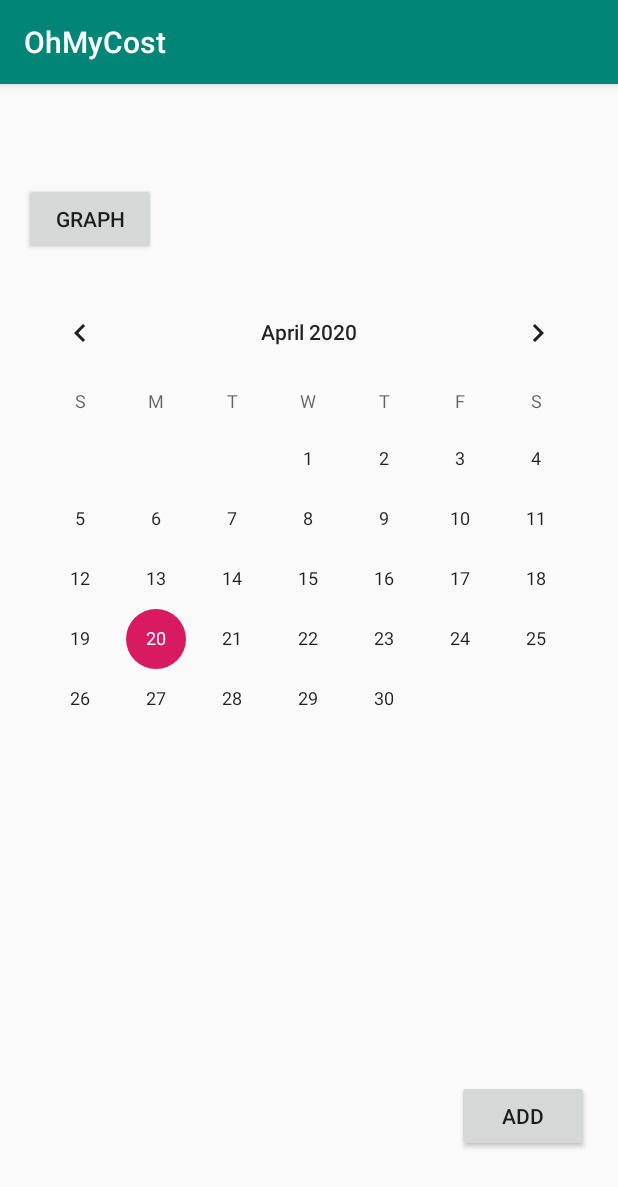
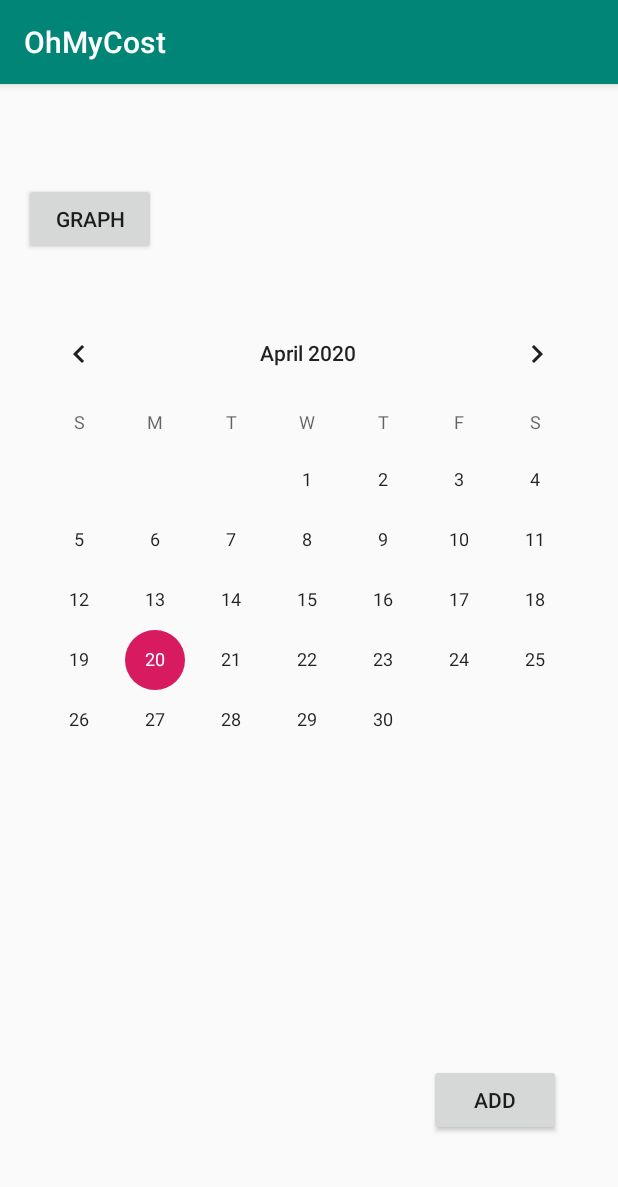
Before and after one commit to mymayy/OhMyCostProject, an Android app: the screen it shows after launch (MainActivity), on a phone screen of 412 x 824 dp. Shown: the top 1187 px of the screen. Run offline under Robolectric (Android 15) with nearby library versions, the phone set to English and light mode, and no system bars.

Commit message:
สามารถเพิ่มหมวดหมู่ค่าใช้จ่ายได้แล้ว

```diff
--- a/app/src/main/AndroidManifest.xml
+++ b/app/src/main/AndroidManifest.xml
@@ -9,7 +9,8 @@
         android:roundIcon="@mipmap/ic_launcher_round"
         android:supportsRtl="true"
         android:theme="@style/AppTheme">
-        <activity android:name=".EditPayActivity"></activity>
+        <activity android:name=".TypeActivity"></activity>
+        <activity android:name=".EditPayActivity" />
         <activity android:name=".ListPayActivity" />
         <activity android:name=".GraphActivity" />
         <activity android:name=".MainActivity">
@@ -19,7 +20,7 @@
                 <category android:name="android.intent.category.LAUNCHER" />
             </intent-filter>
         </activity>
-        <activity android:name=".AddActivity"></activity>
+        <activity android:name=".AddActivity" />
     </application>
 
 </manifest>
--- a/app/src/main/res/layout/activity_main.xml
+++ b/app/src/main/res/layout/activity_main.xml
@@ -25,10 +25,10 @@
         android:text="add"
         app:layout_constraintBottom_toBottomOf="parent"
         app:layout_constraintEnd_toEndOf="parent"
-        app:layout_constraintHorizontal_bias="0.941"
+        app:layout_constraintHorizontal_bias="0.882"
         app:layout_constraintStart_toStartOf="parent"
         app:layout_constraintTop_toTopOf="parent"
-        app:layout_constraintVertical_bias="0.922" />
+        app:layout_constraintVertical_bias="0.907" />
 
     <TextView
         android:id="@+id/Date"
@@ -41,7 +41,7 @@
         app:layout_constraintHorizontal_bias="0.498"
         app:layout_constraintStart_toStartOf="parent"
         app:layout_constraintTop_toTopOf="parent"
-        app:layout_constraintVertical_bias="0.025" />
+        app:layout_constraintVertical_bias="0.0" />
 
     <TextView
         android:id="@+id/payDetail"
@@ -53,7 +53,8 @@
         app:layout_constraintEnd_toEndOf="parent"
         app:layout_constraintHorizontal_bias="0.498"
         app:layout_constraintStart_toStartOf="parent"
-        app:layout_constraintTop_toBottomOf="@+id/total" />
+        app:layout_constraintTop_toBottomOf="@+id/calendarView"
+        app:layout_constraintVertical_bias="0.382" />
 
     <CalendarView
         android:id="@+id/calendarView"
@@ -61,10 +62,10 @@
         android:layout_height="330dp"
         app:layout_constraintBottom_toBottomOf="parent"
         app:layout_constraintEnd_toEndOf="parent"
-        app:layout_constraintHorizontal_bias="0.491"
+        app:layout_constraintHorizontal_bias="0.466"
         app:layout_constraintStart_toStartOf="parent"
         app:layout_constraintTop_toTopOf="parent"
-        app:layout_constraintVertical_bias="0.301" />
+        app:layout_constraintVertical_bias="0.334" />
 
     <TextView
         android:id="@+id/list"
@@ -73,10 +74,10 @@
         android:textSize="18dp"
         app:layout_constraintBottom_toBottomOf="parent"
         app:layout_constraintEnd_toEndOf="parent"
-        app:layout_constraintHorizontal_bias="0.087"
+        app:layout_constraintHorizontal_bias="0.092"
         app:layout_constraintStart_toStartOf="parent"
         app:layout_constraintTop_toTopOf="parent"
-        app:layout_constraintVertical_bias="0.719" />
+        app:layout_constraintVertical_bias="0.707" />
 
     <TextView
         android:id="@+id/total"
@@ -85,10 +86,10 @@
         android:textSize="20dp"
         app:layout_constraintBottom_toBottomOf="parent"
         app:layout_constraintEnd_toEndOf="parent"
-        app:layout_constraintHorizontal_bias="0.498"
+        app:layout_constraintHorizontal_bias="0.844"
         app:layout_constraintStart_toStartOf="parent"
-        app:layout_constraintTop_toBottomOf="@+id/calendarView"
-        app:layout_constraintVertical_bias="0.082" />
+        app:layout_constraintTop_toBottomOf="@+id/Add"
+        app:layout_constraintVertical_bias="0.305" />
 
     <TextView
         android:id="@+id/totalMonth"
@@ -97,9 +98,9 @@
         android:textSize="20sp"
         app:layout_constraintBottom_toTopOf="@+id/calendarView"
         app:layout_constraintEnd_toEndOf="parent"
-        app:layout_constraintHorizontal_bias="0.665"
+        app:layout_constraintHorizontal_bias="0.791"
         app:layout_constraintStart_toEndOf="@+id/Graph"
         app:layout_constraintTop_toBottomOf="@+id/Date"
-        app:layout_constraintVertical_bias="0.487" />
+        app:layout_constraintVertical_bias="0.54" />
 
 </androidx.constraintlayout.widget.ConstraintLayout>
```
Also changed, not shown: app/src/main/java/com/project/ohmycost/AddActivity.java (+38 -3 lines), app/src/main/java/com/project/ohmycost/DbPayHelper.java (+7 -0 lines), app/src/main/java/com/project/ohmycost/MainActivity.java (+11 -4 lines), app/src/main/java/com/project/ohmycost/TypeActivity.java (added, +69 -0 lines), app/src/main/res/layout/activity_type.xml (added, +62 -0 lines).
